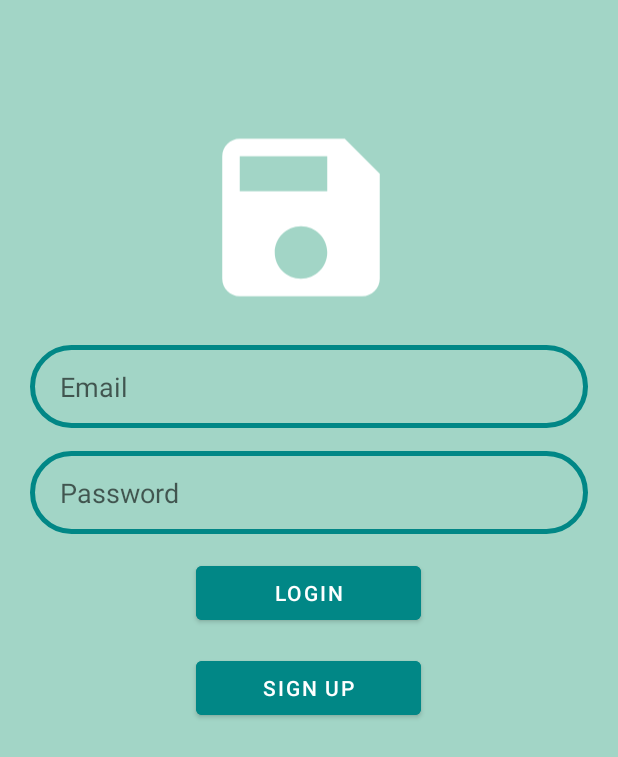
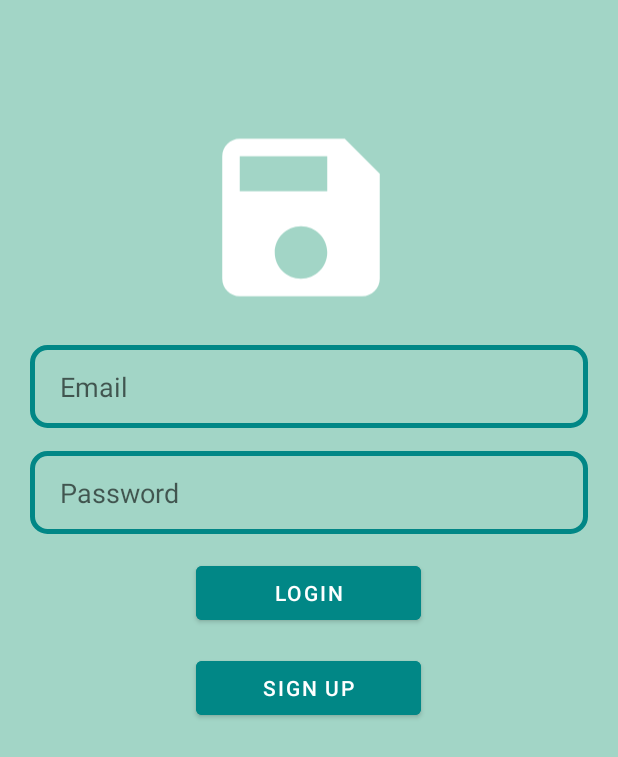
Before and after one commit to binarysmith1719/NoteTaking-Application, an Android app: the screen it shows after launch (AuthActivity), on a phone screen of 412 x 824 dp. Shown: the top 757 px of the screen. Run offline under Robolectric (Android 15) with nearby library versions, the phone set to English and light mode, and no system bars; our stand-ins replace Firebase (no records; nobody signed in at launch, a user with empty details on screens opened directly).

```diff
--- a/app/src/main/res/drawable/edt_backgrnd.xml
+++ b/app/src/main/res/drawable/edt_backgrnd.xml
@@ -1,6 +1,6 @@
 <?xml version="1.0" encoding="utf-8"?>
 <shape xmlns:android="http://schemas.android.com/apk/res/android">
-     <corners android:radius="30dp"></corners>
+     <corners android:radius="10dp"></corners>
      <stroke android:color="@color/teal_700"
          android:width="3dp">
      </stroke>
--- a/app/src/main/res/layout/activity_add_task.xml
+++ b/app/src/main/res/layout/activity_add_task.xml
@@ -6,7 +6,7 @@
     android:layout_height="match_parent"
     android:orientation="vertical"
     tools:context=".View.AddTaskActivity"
-    android:background="@color/white">
+    android:background="@color/lightgreen">
     <EditText
         android:paddingTop="20dp"
         android:layout_width="match_parent"
--- a/app/src/main/res/layout/fragment_login2.xml
+++ b/app/src/main/res/layout/fragment_login2.xml
@@ -1,15 +1,10 @@
 <?xml version="1.0" encoding="utf-8"?>
-<FrameLayout xmlns:android="http://schemas.android.com/apk/res/android"
+<RelativeLayout xmlns:android="http://schemas.android.com/apk/res/android"
     xmlns:tools="http://schemas.android.com/tools"
     android:layout_width="match_parent"
     android:layout_height="match_parent"
-    tools:context=".View.LoginFragment">
-
-    <RelativeLayout
-        android:layout_width="match_parent"
-        android:layout_height="match_parent"
-        tools:context=".loginAct"
-        android:background="@color/lightgreen">
+    tools:context=".View.LoginFragment"
+    android:background="@color/lightgreen">
 
         <ImageView
             android:id="@+id/log_icon"
@@ -56,9 +51,10 @@
             android:layout_below="@+id/edt_pass"
             android:layout_centerHorizontal="true"
             android:layout_marginTop="15dp"
-            android:backgroundTint="@color/teal_700">
+            android:backgroundTint="@color/teal_700"
+           >
+        </Button>
 
-        </Button>
         <Button
             android:id="@+id/btn_signup"
             android:layout_width="150dp"
@@ -71,6 +67,5 @@
             android:backgroundTint="@color/teal_700">
 
         </Button>
-    </RelativeLayout>
 
-</FrameLayout>
+</RelativeLayout>
```
